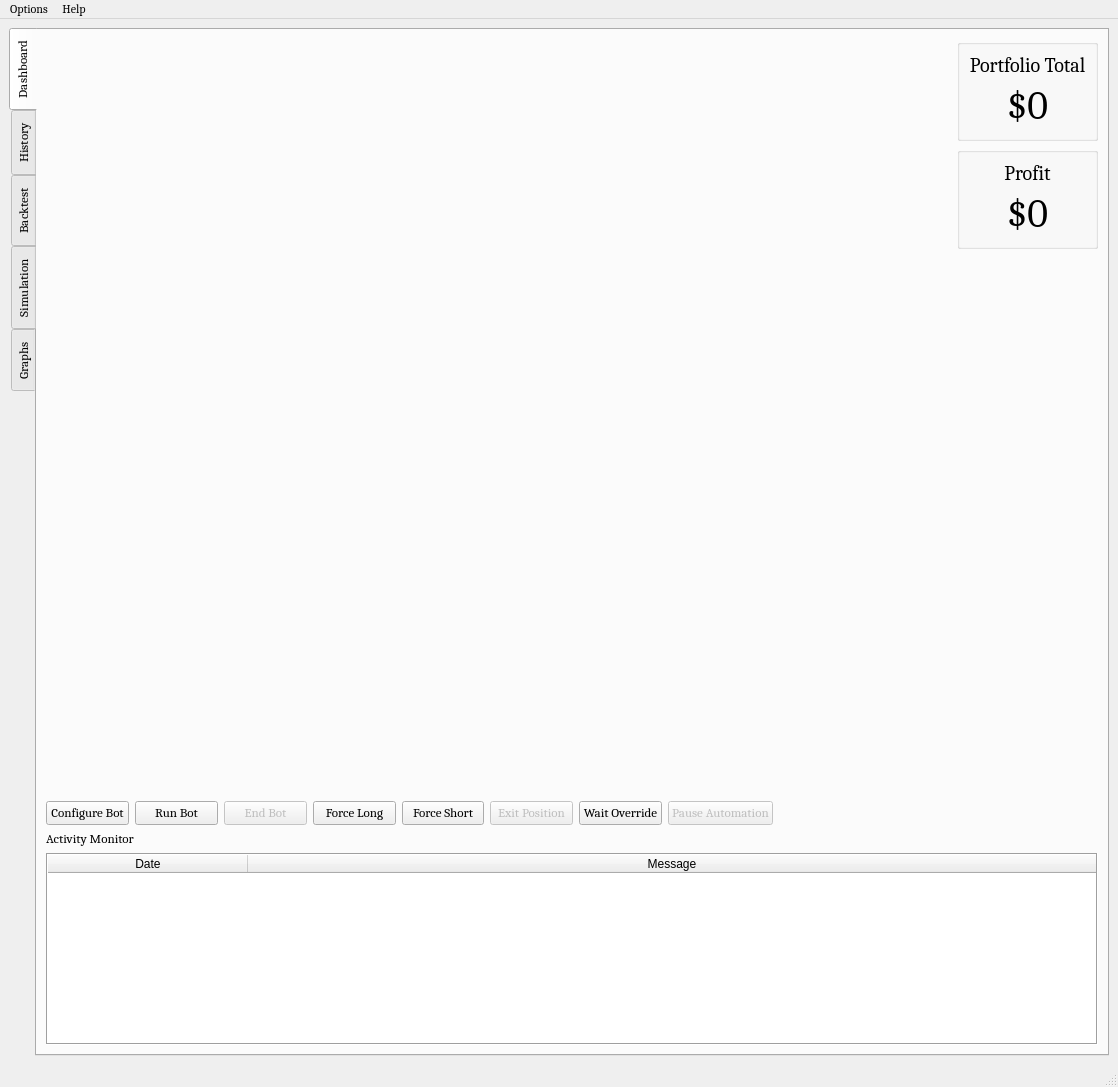
Qt form UI/algobot.ui (ZENALC/algobot) before a commit.
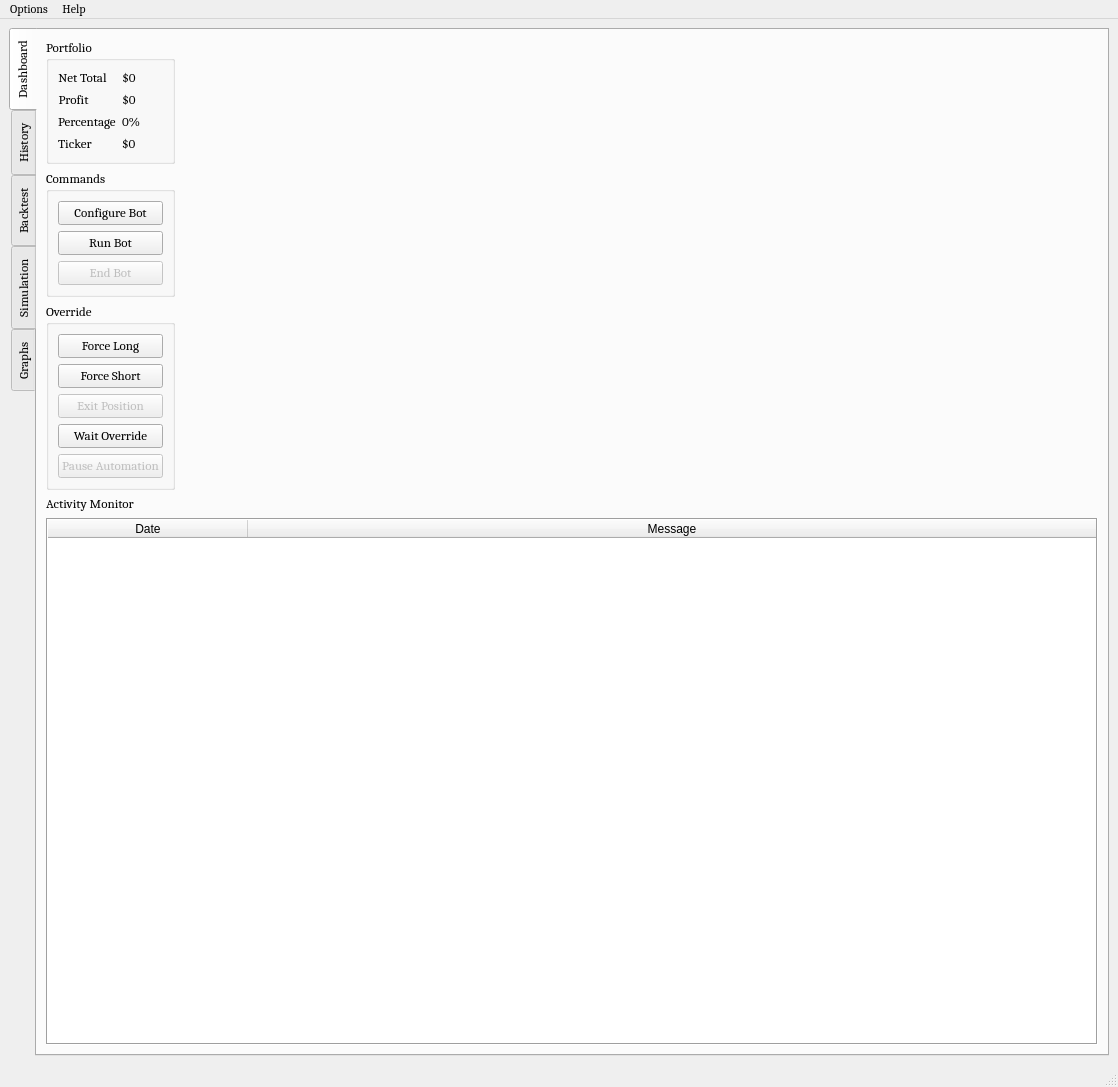
The same form after that commit. The open tabs and pages were chosen to show the change. Icons and pictures are not drawn. Custom widgets are drawn as their Qt base class.

```diff
--- a/UI/algobot.ui
+++ b/UI/algobot.ui
@@ -36,7 +36,7 @@
     </size>
    </property>
    <layout class="QGridLayout" name="gridLayout_2">
-    <item row="0" column="1">
+    <item row="0" column="0">
      <widget class="QTabWidget" name="homeTab">
       <property name="sizePolicy">
        <sizepolicy hsizetype="Preferred" vsizetype="Preferred">
@@ -66,108 +66,71 @@
         <string>Dashboard</string>
        </attribute>
        <layout class="QGridLayout" name="gridLayout">
-        <item row="2" column="11">
-         <spacer name="verticalSpacer">
-          <property name="orientation">
-           <enum>Qt::Vertical</enum>
-          </property>
-          <property name="sizeHint" stdset="0">
-           <size>
-            <width>20</width>
-            <height>40</height>
-           </size>
-          </property>
-         </spacer>
-        </item>
-        <item row="5" column="1" colspan="11">
-         <widget class="QTableWidget" name="activityMonitor">
-          <property name="sizePolicy">
-           <sizepolicy hsizetype="Preferred" vsizetype="Preferred">
-            <horstretch>0</horstretch>
-            <verstretch>0</verstretch>
-           </sizepolicy>
-          </property>
-          <property name="frameShape">
-           <enum>QFrame::Box</enum>
-          </property>
-          <property name="frameShadow">
-           <enum>QFrame::Sunken</enum>
-          </property>
-          <property name="showGrid">
-           <bool>true</bool>
-          </property>
-          <property name="gridStyle">
-           <enum>Qt::SolidLine</enum>
-          </property>
-          <property name="sortingEnabled">
-           <bool>true</bool>
-          </property>
-          <property name="wordWrap">
-           <bool>true</bool>
-          </property>
-          <attribute name="horizontalHeaderCascadingSectionResizes">
-           <bool>true</bool>
-          </attribute>
-          <attribute name="horizontalHeaderDefaultSectionSize">
-           <number>200</number>
-          </attribute>
-          <attribute name="horizontalHeaderStretchLastSection">
-           <bool>true</bool>
-          </attribute>
-          <attribute name="verticalHeaderVisible">
-           <bool>false</bool>
-          </attribute>
-          <attribute name="verticalHeaderCascadingSectionResizes">
-           <bool>false</bool>
-          </attribute>
-          <attribute name="verticalHeaderDefaultSectionSize">
-           <number>30</number>
-          </attribute>
-          <attribute name="verticalHeaderStretchLastSection">
-           <bool>false</bool>
-          </attribute>
-          <column>
-           <property name="text">
-            <string>Date</string>
-           </property>
-          </column>
-          <column>
-           <property name="text">
-            <string>Message</string>
-           </property>
-          </column>
-         </widget>
-        </item>
-        <item row="4" column="1" colspan="4">
-         <widget class="QLabel" name="label">
+        <item row="0" column="0">
+         <widget class="QGroupBox" name="groupBox">
           <property name="sizePolicy">
            <sizepolicy hsizetype="Preferred" vsizetype="Fixed">
             <horstretch>0</horstretch>
             <verstretch>0</verstretch>
            </sizepolicy>
           </property>
-          <property name="text">
-           <string>Activity Monitor</string>
-          </property>
-         </widget>
-        </item>
-        <item row="1" column="11">
-         <widget class="QGroupBox" name="groupBox_4">
-          <property name="sizePolicy">
-           <sizepolicy hsizetype="Preferred" vsizetype="Maximum">
-            <horstretch>0</horstretch>
-            <verstretch>0</verstretch>
-           </sizepolicy>
-          </property>
           <property name="title">
-           <string/>
+           <string>Portfolio</string>
           </property>
-          <layout class="QVBoxLayout" name="verticalLayout_2">
-           <item>
+          <layout class="QFormLayout" name="formLayout">
+           <item row="0" column="0">
+            <widget class="QLabel" name="label_2">
+             <property name="sizePolicy">
+              <sizepolicy hsizetype="Fixed" vsizetype="Fixed">
+               <horstretch>0</horstretch>
+               <verstretch>0</verstretch>
+              </sizepolicy>
+             </property>
+             <property name="font">
+              <font>
+               <pointsize>10</pointsize>
+              </font>
+             </property>
+             <property name="text">
+              <string>Net Total</string>
+             </property>
+             <property name="alignment">
+              <set>Qt::AlignCenter</set>
+             </property>
+            </widget>
+           </item>
+           <item row="0" column="1">
+            <widget class="QLabel" name="label_3">
+             <property name="sizePolicy">
+              <sizepolicy hsizetype="Fixed" vsizetype="Fixed">
+               <horstretch>0</horstretch>
+               <verstretch>0</verstretch>
+              </sizepolicy>
+             </property>
+             <property name="font">
+              <font>
+               <pointsize>10</pointsize>
+              </font>
+             </property>
+             <property name="text">
+              <string>$0</string>
+             </property>
+             <property name="alignment">
+              <set>Qt::AlignCenter</set>
+             </property>
+            </widget>
+           </item>
+           <item row="1" column="0">
             <widget class="QLabel" name="label_4">
+             <property name="sizePolicy">
+              <sizepolicy hsizetype="Fixed" vsizetype="Fixed">
+               <horstretch>0</horstretch>
+               <verstretch>0</verstretch>
+              </sizepolicy>
+             </property>
              <property name="font">
               <font>
-               <pointsize>15</pointsize>
+               <pointsize>10</pointsize>
               </font>
              </property>
              <property name="text">
@@ -178,56 +141,17 @@
              </property>
             </widget>
            </item>
-           <item>
+           <item row="1" column="1">
             <widget class="QLabel" name="label_5">
-             <property name="font">
-              <font>
-               <pointsize>30</pointsize>
-              </font>
-             </property>
-             <property name="text">
-              <string>$0</string>
-             </property>
-             <property name="alignment">
-              <set>Qt::AlignCenter</set>
-             </property>
-            </widget>
-           </item>
-          </layout>
-         </widget>
-        </item>
-        <item row="0" column="11">
-         <widget class="QGroupBox" name="groupBox_3">
           <property name="sizePolicy">
-           <sizepolicy hsizetype="Preferred" vsizetype="Maximum">
+              <sizepolicy hsizetype="Fixed" vsizetype="Fixed">
             <horstretch>0</horstretch>
             <verstretch>0</verstretch>
            </sizepolicy>
           </property>
-          <property name="title">
-           <string/>
-          </property>
-          <layout class="QVBoxLayout" name="verticalLayout">
-           <item>
-            <widget class="QLabel" name="label_2">
              <property name="font">
               <font>
-               <pointsize>15</pointsize>
-              </font>
-             </property>
-             <property name="text">
-              <string>Portfolio Total</string>
-             </property>
-             <property name="alignment">
-              <set>Qt::AlignCenter</set>
-             </property>
-            </widget>
-           </item>
-           <item>
-            <widget class="QLabel" name="label_3">
-             <property name="font">
-              <font>
-               <pointsize>30</pointsize>
+               <pointsize>10</pointsize>
               </font>
              </property>
              <property name="text">
@@ -238,20 +162,60 @@
              </property>
             </widget>
            </item>
-          </layout>
-         </widget>
-        </item>
-        <item row="0" column="1" rowspan="3" colspan="10">
-         <widget class="PlotWidget" name="realGraph" native="true">
-          <property name="minimumSize">
-           <size>
-            <width>0</width>
-            <height>350</height>
-           </size>
+           <item row="2" column="0">
+            <widget class="QLabel" name="label_8">
+             <property name="text">
+              <string>Percentage</string>
+             </property>
+            </widget>
+           </item>
+           <item row="2" column="1">
+            <widget class="QLabel" name="label_9">
+             <property name="text">
+              <string>0%</string>
+             </property>
+            </widget>
+           </item>
+           <item row="3" column="0">
+            <widget class="QLabel" name="label_6">
+             <property name="text">
+              <string>Ticker</string>
           </property>
          </widget>
         </item>
         <item row="3" column="1">
+            <widget class="QLabel" name="label_7">
+             <property name="text">
+              <string>$0</string>
+             </property>
+            </widget>
+           </item>
+          </layout>
+         </widget>
+        </item>
+        <item row="0" column="1" rowspan="3">
+         <widget class="PlotWidget" name="realGraph" native="true">
+          <property name="minimumSize">
+           <size>
+            <width>0</width>
+            <height>350</height>
+           </size>
+          </property>
+         </widget>
+        </item>
+        <item row="1" column="0">
+         <widget class="QGroupBox" name="groupBox_2">
+          <property name="sizePolicy">
+           <sizepolicy hsizetype="Preferred" vsizetype="Fixed">
+            <horstretch>0</horstretch>
+            <verstretch>0</verstretch>
+           </sizepolicy>
+          </property>
+          <property name="title">
+           <string>Commands</string>
+          </property>
+          <layout class="QVBoxLayout" name="verticalLayout_2">
+           <item>
          <widget class="QPushButton" name="configureBotButton">
           <property name="sizePolicy">
            <sizepolicy hsizetype="Preferred" vsizetype="Fixed">
@@ -264,7 +228,7 @@
           </property>
          </widget>
         </item>
-        <item row="3" column="2">
+           <item>
          <widget class="QPushButton" name="runBotButton">
           <property name="sizePolicy">
            <sizepolicy hsizetype="Preferred" vsizetype="Fixed">
@@ -280,7 +244,7 @@
           </property>
          </widget>
         </item>
-        <item row="3" column="3">
+           <item>
          <widget class="QPushButton" name="endBotButton">
           <property name="enabled">
            <bool>false</bool>
@@ -299,7 +263,22 @@
           </property>
          </widget>
         </item>
-        <item row="3" column="4">
+          </layout>
+         </widget>
+        </item>
+        <item row="2" column="0">
+         <widget class="QGroupBox" name="groupBox_3">
+          <property name="sizePolicy">
+           <sizepolicy hsizetype="Fixed" vsizetype="Fixed">
+            <horstretch>0</horstretch>
+            <verstretch>0</verstretch>
+           </sizepolicy>
+          </property>
+          <property name="title">
+           <string>Override</string>
+          </property>
+          <layout class="QVBoxLayout" name="verticalLayout">
+           <item>
          <widget class="QPushButton" name="forceLongButton">
           <property name="sizePolicy">
            <sizepolicy hsizetype="Preferred" vsizetype="Fixed">
@@ -315,7 +294,7 @@
           </property>
          </widget>
         </item>
-        <item row="3" column="5">
+           <item>
          <widget class="QPushButton" name="forceShortButton">
           <property name="sizePolicy">
            <sizepolicy hsizetype="Preferred" vsizetype="Fixed">
@@ -331,7 +310,7 @@
           </property>
          </widget>
         </item>
-        <item row="3" column="6">
+           <item>
          <widget class="QPushButton" name="exitPositionButton">
           <property name="enabled">
            <bool>false</bool>
@@ -347,7 +326,7 @@
           </property>
          </widget>
         </item>
-        <item row="3" column="7">
+           <item>
          <widget class="QPushButton" name="waitOverrideButton">
           <property name="sizePolicy">
            <sizepolicy hsizetype="Preferred" vsizetype="Fixed">
@@ -360,13 +339,13 @@
           </property>
          </widget>
         </item>
-        <item row="3" column="8">
+           <item>
          <widget class="QPushButton" name="pauseBotButton">
           <property name="enabled">
            <bool>false</bool>
           </property>
           <property name="sizePolicy">
-           <sizepolicy hsizetype="Fixed" vsizetype="Fixed">
+              <sizepolicy hsizetype="Preferred" vsizetype="Fixed">
             <horstretch>0</horstretch>
             <verstretch>0</verstretch>
            </sizepolicy>
@@ -379,21 +358,80 @@
           </property>
          </widget>
         </item>
-        <item row="3" column="9" colspan="3">
-         <spacer name="horizontalSpacer_2">
-          <property name="orientation">
-           <enum>Qt::Horizontal</enum>
+          </layout>
+         </widget>
+        </item>
+        <item row="3" column="0">
+         <widget class="QLabel" name="label">
+          <property name="sizePolicy">
+           <sizepolicy hsizetype="Preferred" vsizetype="Fixed">
+            <horstretch>0</horstretch>
+            <verstretch>0</verstretch>
+           </sizepolicy>
           </property>
-          <property name="sizeType">
-           <enum>QSizePolicy::Expanding</enum>
+          <property name="text">
+           <string>Activity Monitor</string>
           </property>
-          <property name="sizeHint" stdset="0">
-           <size>
-            <width>40</width>
-            <height>20</height>
-           </size>
+         </widget>
+        </item>
+        <item row="4" column="0" colspan="2">
+         <widget class="QTableWidget" name="activityMonitor">
+          <property name="sizePolicy">
+           <sizepolicy hsizetype="Preferred" vsizetype="Preferred">
+            <horstretch>0</horstretch>
+            <verstretch>0</verstretch>
+           </sizepolicy>
           </property>
-         </spacer>
+          <property name="frameShape">
+           <enum>QFrame::Box</enum>
+          </property>
+          <property name="frameShadow">
+           <enum>QFrame::Sunken</enum>
+          </property>
+          <property name="showGrid">
+           <bool>true</bool>
+          </property>
+          <property name="gridStyle">
+           <enum>Qt::SolidLine</enum>
+          </property>
+          <property name="sortingEnabled">
+           <bool>true</bool>
+          </property>
+          <property name="wordWrap">
+           <bool>true</bool>
+          </property>
+          <attribute name="horizontalHeaderCascadingSectionResizes">
+           <bool>true</bool>
+          </attribute>
+          <attribute name="horizontalHeaderDefaultSectionSize">
+           <number>200</number>
+          </attribute>
+          <attribute name="horizontalHeaderStretchLastSection">
+           <bool>true</bool>
+          </attribute>
+          <attribute name="verticalHeaderVisible">
+           <bool>false</bool>
+          </attribute>
+          <attribute name="verticalHeaderCascadingSectionResizes">
+           <bool>false</bool>
+          </attribute>
+          <attribute name="verticalHeaderDefaultSectionSize">
+           <number>30</number>
+          </attribute>
+          <attribute name="verticalHeaderStretchLastSection">
+           <bool>false</bool>
+          </attribute>
+          <column>
+           <property name="text">
+            <string>Date</string>
+           </property>
+          </column>
+          <column>
+           <property name="text">
+            <string>Message</string>
+           </property>
+          </column>
+         </widget>
         </item>
        </layout>
       </widget>
```
Left out of the diff: 298 changed lines with no effect on the pictures. Lines whose indentation alone changed are shown as unchanged.
